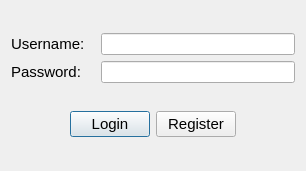
SamanOmidi/GroceryStore, file Store/customerlogin.ui: the form before one commit.
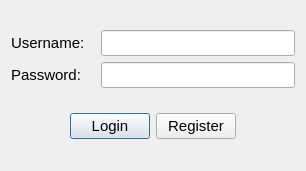
The form after the commit.

Diff of the .ui file:
```diff
--- a/Store/customerlogin.ui
+++ b/Store/customerlogin.ui
@@ -63,10 +63,21 @@
      <item>
       <layout class="QVBoxLayout" name="verticalLayout_2">
        <item>
-        <widget class="QLineEdit" name="usernameline"/>
+        <widget class="QLineEdit" name="usernameline">
+         <property name="font">
+          <font>
+           <pointsize>11</pointsize>
+          </font>
+         </property>
+        </widget>
        </item>
        <item>
         <widget class="QLineEdit" name="passwordline">
+         <property name="font">
+          <font>
+           <pointsize>11</pointsize>
+          </font>
+         </property>
          <property name="echoMode">
           <enum>QLineEdit::Password</enum>
          </property>
```
